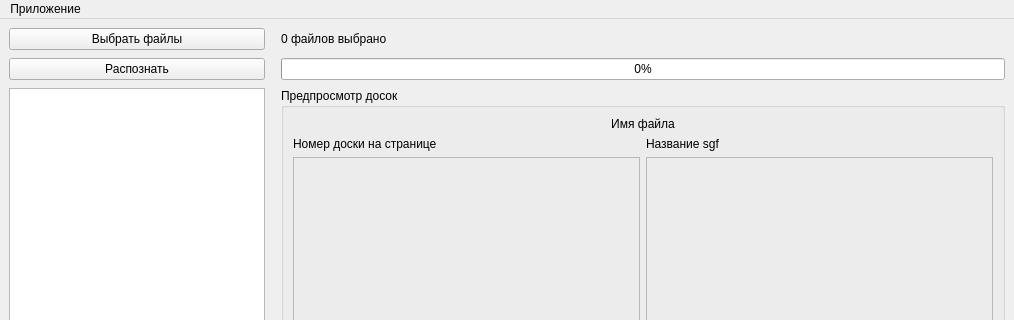
Before: the Qt Designer form src/godr/frontend/ui/window.ui in gle8098/diagram-recognition, drawn with Qt 5; both pictures show x 0 to 1014 and y 0 to 320 of the 1014 by 600 pixel window.
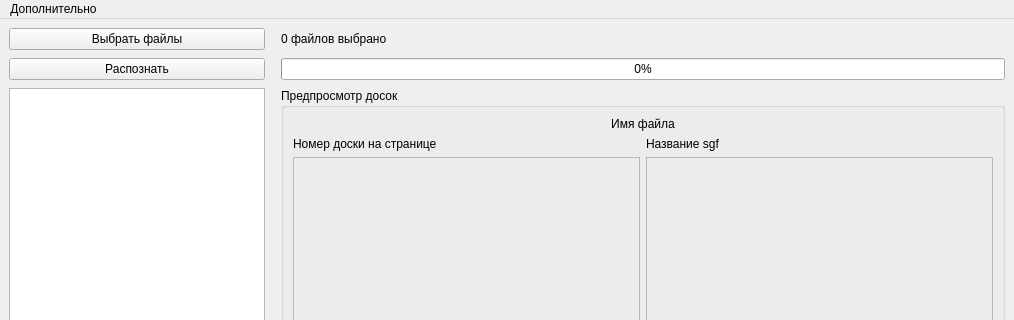
After: the same form once the commit is applied.

Diff of the .ui file:
```diff
--- a/src/godr/frontend/ui/window.ui
+++ b/src/godr/frontend/ui/window.ui
@@ -290,7 +290,7 @@
    </property>
    <widget class="QMenu" name="menu">
     <property name="title">
-     <string>Приложение</string>
+     <string>Дополнительно</string>
     </property>
     <addaction name="action_SGF"/>
     <addaction name="action_about"/>
```
